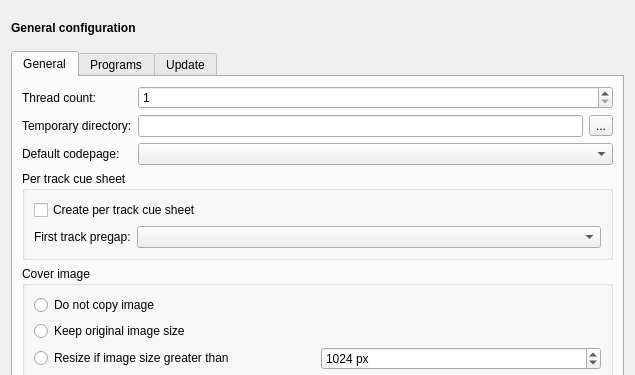
flacon/flacon, file gui/configdialog/configdialog.ui: the form before one commit; both pictures show x 0 to 635 and y 0 to 375 of the 635 by 597 pixel window.
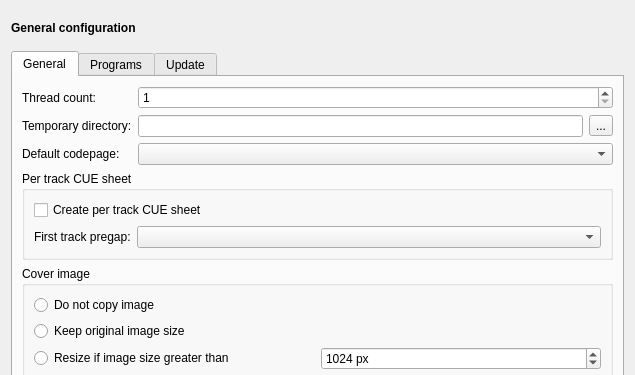
The form after the commit. Custom widgets are drawn as their Qt base class.

```diff
--- a/gui/configdialog/configdialog.ui
+++ b/gui/configdialog/configdialog.ui
@@ -136,7 +136,7 @@
          <item>
           <widget class="QGroupBox" name="perTrackCueGroup">
            <property name="title">
-            <string>Per track cue sheet</string>
+            <string>Per track CUE sheet</string>
            </property>
            <layout class="QVBoxLayout" name="verticalLayout_3">
             <property name="sizeConstraint">
@@ -145,7 +145,7 @@
             <item>
              <widget class="QCheckBox" name="perTrackCueCheck">
               <property name="text">
-               <string>Create per track cue sheet</string>
+               <string>Create per track CUE sheet</string>
               </property>
              </widget>
             </item>
```
